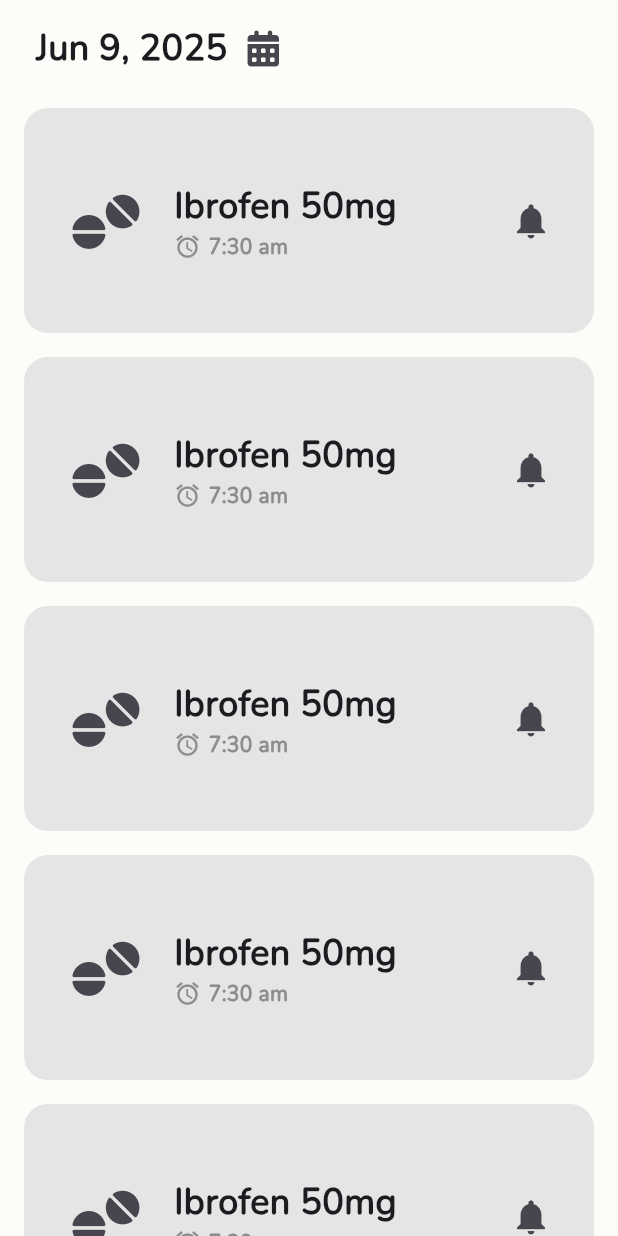
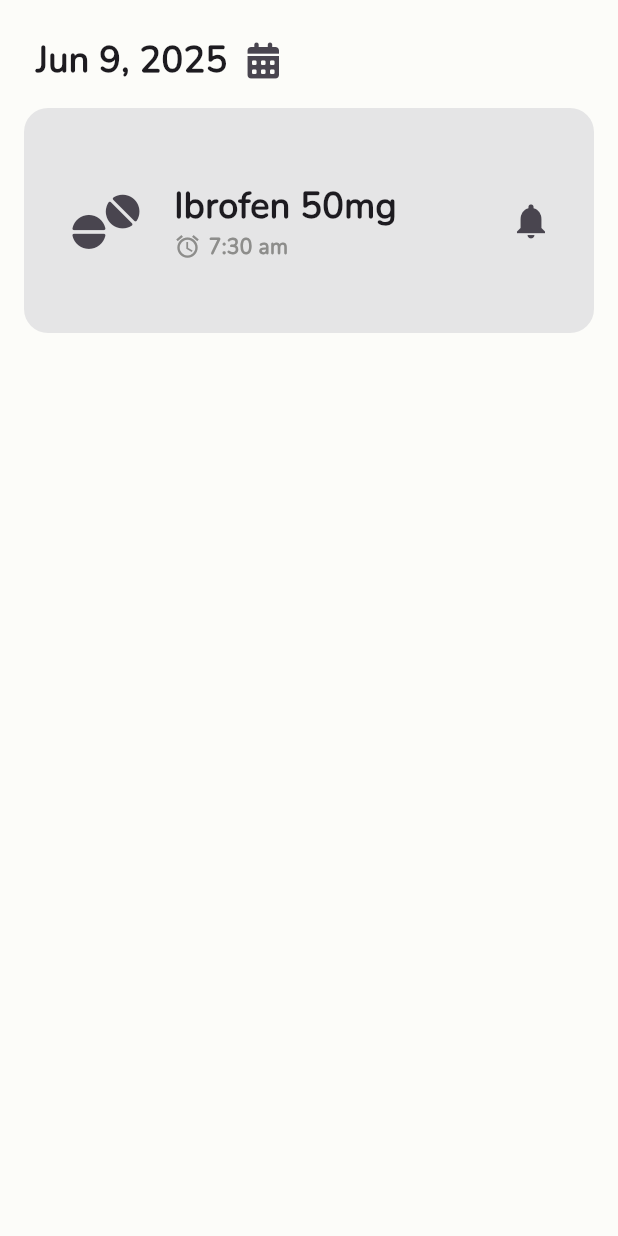
Before and after one commit to Mina176/Pill-Reminder, a Flutter app: the screen it shows after launch, on a phone screen of 412 x 824 dp. Run offline on Flutter 3.47's test engine with Material 3 defaults, Android fonts, the phone set to English and light mode, and no system bars; our stand-ins replace font_awesome_flutter.

Commit message:
fix textOverFlow

```diff
--- a/lib/main.dart
+++ b/lib/main.dart
@@ -11,10 +11,9 @@ class PillReminder extends StatelessWidget {
   @override
   Widget build(BuildContext context) {
     return MaterialApp(
-
       debugShowCheckedModeBanner: false,
       theme: ThemeData(fontFamily: 'Nunito'),
-      home: HomeView(),
+      home:  HomeView()
     );
   }
 }
--- /dev/null
+++ b/lib/widgets/Dose_cards_list_view.dart
@@ -0,0 +1,20 @@
+import 'package:flutter/material.dart';
+
+import 'dose_card.dart';
+
+class DoseCardsListView extends StatelessWidget {
+  const DoseCardsListView({
+    super.key,
+  });
+
+  @override
+  Widget build(BuildContext context) {
+    return Expanded(
+        child: ListView.builder(
+      itemCount: 1,
+      itemBuilder: (context, index) {
+        return DoseCard();
+      },
+    ));
+  }
+}
--- a/lib/widgets/custom_date_picker.dart
+++ b/lib/widgets/custom_date_picker.dart
@@ -33,7 +33,7 @@ class _CustomDatePickerState extends State<CustomDatePicker> {
   @override
   Widget build(BuildContext context) {
     return Padding(
-      padding: const EdgeInsets.symmetric(horizontal: 24, vertical: 8),
+      padding: const EdgeInsets.only(left: 24, right: 24, top: 16),
       child: Row(
         children: [
           Text(
--- a/lib/widgets/dose_card.dart
+++ b/lib/widgets/dose_card.dart
@@ -34,14 +34,16 @@ class _DoseCardState extends State<DoseCard> {
               SizedBox(
                 width: 32,
               ),
-              Column(
+              Expanded(
+                child: Column(
                   mainAxisAlignment: MainAxisAlignment.center,
-                crossAxisAlignment: CrossAxisAlignment.start,
+                  crossAxisAlignment: CrossAxisAlignment.stretch,
                   children: [
-                  Text(
-                    'Ibrofen 50mg',
-                    style: TextStyle(fontSize: 24, fontWeight: FontWeight.w900),
-                  ),
+                    Text('Ibrofen 50mg',
+                        style: TextStyle(
+                            fontSize: 24, fontWeight: FontWeight.w900),
+                        maxLines: 1,
+                        overflow: TextOverflow.ellipsis),
                     Row(
                       children: [
                         Icon(
@@ -62,7 +64,7 @@ class _DoseCardState extends State<DoseCard> {
                     )
                   ],
                 ),
-              Spacer(),
+              ),
               AlertToggle(
                   onPressed: () {
                     setState(() {
--- a/lib/widgets/home_view_body.dart
+++ b/lib/widgets/home_view_body.dart
@@ -1,8 +1,6 @@
 import 'package:flutter/material.dart';
-
 import 'package:pill_reminder/widgets/custom_date_picker.dart';
-
-import 'dose_card.dart';
+import 'Dose_cards_list_view.dart';
 
 class HomeViewBody extends StatelessWidget {
   const HomeViewBody({super.key});
@@ -10,16 +8,7 @@ class HomeViewBody extends StatelessWidget {
   @override
   Widget build(BuildContext context) {
     return Column(
-      children: [
-        CustomDatePicker(),
-        Expanded(
-            child: ListView.builder(
-          itemCount: 10,
-          itemBuilder: (context, index) {
-            return DoseCard();
-          },
-        ))
-      ],
+      children: [CustomDatePicker(), DoseCardsListView()],
     );
   }
 }
--- a/pubspec.yaml
+++ b/pubspec.yaml
@@ -36,6 +36,7 @@ dependencies:
   cupertino_icons: ^1.0.8
   font_awesome_flutter: ^10.8.0
   intl: ^0.20.2
+  persistent_bottom_nav_bar: ^6.2.1
 
 dev_dependencies:
   flutter_test:
```
Also changed, not shown: lib/models/dose_model.dart (added, +16 -0 lines), lib/widgets/custom_navigation_bar.dart (added, +12 -0 lines), pubspec.lock. Lines whose indentation alone changed are shown as unchanged.
